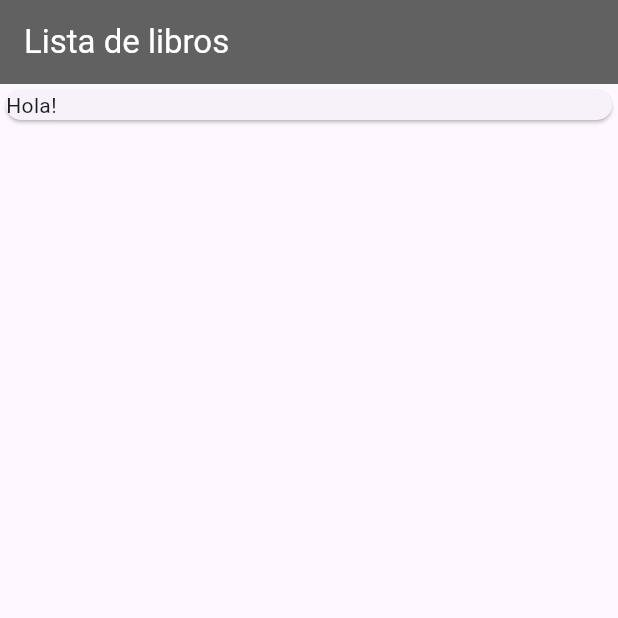
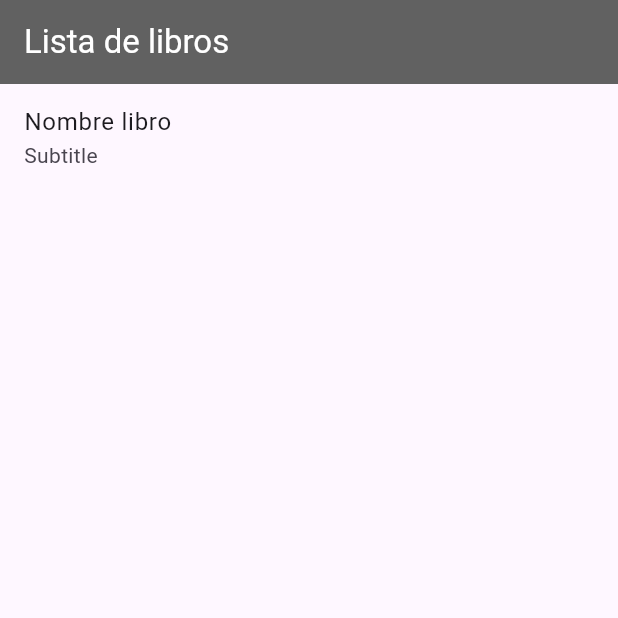
Before and after one commit to germandbl/examen1_germanbarrera_62311192, a Flutter app: the screen it shows after launch, on a phone screen of 412 x 824 dp, the top half of it. Run offline on Flutter 3.47's test engine with Material 3 defaults, Android fonts, the phone set to English and light mode, and no system bars; our stand-ins replace go_router.

Commit message:
book_card propiedades implementadas y probadas en library_screen

```diff
--- a/lib/presentation/screens/library_screen.dart
+++ b/lib/presentation/screens/library_screen.dart
@@ -13,7 +13,7 @@ class LibraryScreen extends StatelessWidget {
       ),
       body: ListView(
         children: const [
-          BookCard()
+          BookCard(title: 'Titulo libro', publisher: 'Publisher'),
         ],
       ),
     );
--- a/lib/presentation/widgets/book_card.dart
+++ b/lib/presentation/widgets/book_card.dart
@@ -1,12 +1,16 @@
 import 'package:flutter/material.dart';
 
 class BookCard extends StatelessWidget {
-  const BookCard({super.key});
+  const BookCard({super.key, required this.title, required this.publisher});
+
+  final String title;
+  final String publisher;
 
   @override
   Widget build(BuildContext context) {
-    return const Card(
-      child: Text('Hola!'),
+    return const ListTile(
+      title: Text('Nombre libro'),
+      subtitle: Text('Subtitle'),
     );
   }
 }
```
